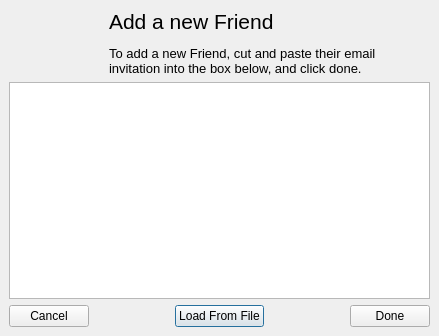
RetroShare/RetroShare, file retroshare-gui/src/gui/connect/AddFriendDialog.ui: the form before one commit.
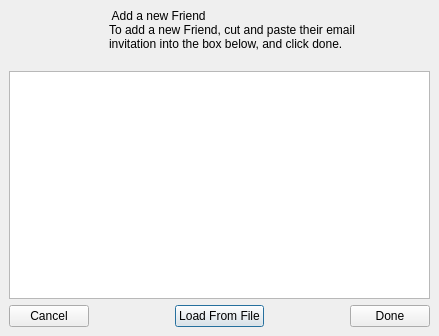
The form after the commit. Icons and pictures are not drawn.

Commit message: Updated Language Files and some of the gui. There are still lots more HTML tags to remove from the other files. This is important - as it makes the translators job so much harder!

```diff
--- a/retroshare-gui/src/gui/connect/AddFriendDialog.ui
+++ b/retroshare-gui/src/gui/connect/AddFriendDialog.ui
@@ -37,10 +37,8 @@
       <bool>false</bool>
      </property>
      <property name="html" >
-      <string>&lt;html>&lt;head>&lt;meta name="qrichtext" content="1" />&lt;style type="text/css">
-p, li { white-space: pre-wrap; }
-&lt;/style>&lt;/head>&lt;body style=" font-family:'MS Shell Dlg 2'; font-size:8.25pt; font-weight:400; font-style:normal;">
-&lt;p style="-qt-paragraph-type:empty; margin-top:0px; margin-bottom:0px; margin-left:0px; margin-right:0px; -qt-block-indent:0; text-indent:0px; font-family:'Arial'; font-size:8pt;">&lt;/p>&lt;/body>&lt;/html></string>
+       <string>
+       </string>
      </property>
      <property name="acceptRichText" >
       <bool>true</bool>
@@ -533,11 +531,10 @@
       <string>background-image: url(:/images/addfriendlabel.png)</string>
      </property>
      <property name="text" >
-      <string>&lt;html>&lt;head>&lt;meta name="qrichtext" content="1" />&lt;style type="text/css">
-p, li { white-space: pre-wrap; }
-&lt;/style>&lt;/head>&lt;body style=" font-family:'MS Shell Dlg 2'; font-size:8.25pt; font-weight:400; font-style:normal; text-decoration:none;">
-&lt;p style=" margin-top:0px; margin-bottom:0px; margin-left:0px; margin-right:0px; -qt-block-indent:0; text-indent:0px; font-family:'Arial'; font-size:8pt;">&lt;span style=" font-size:16pt;">Add a new Friend&lt;/span>&lt;br />&lt;br />&lt;span style=" font-size:10pt;">To add a new Friend, cut and paste their email &lt;/span>&lt;/p>
-&lt;p style=" margin-top:0px; margin-bottom:0px; margin-left:0px; margin-right:0px; -qt-block-indent:0; text-indent:0px; font-family:'Arial'; font-size:10pt;">invitation into the box below, and click done.&lt;/p>&lt;/body>&lt;/html></string>
+      <string> Add a new Friend
+To add a new Friend, cut and paste their email 
+invitation into the box below, and click done.
+      </string>
      </property>
      <property name="alignment" >
       <set>Qt::AlignLeading|Qt::AlignLeft|Qt::AlignVCenter</set>
```
The commit also changes 49 other files.
